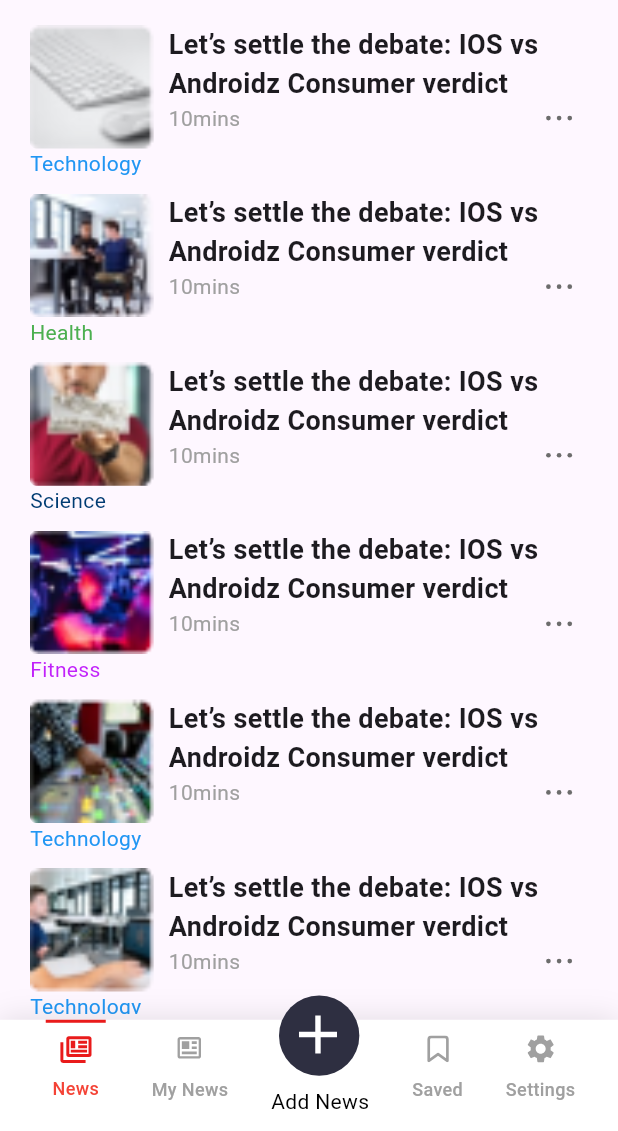
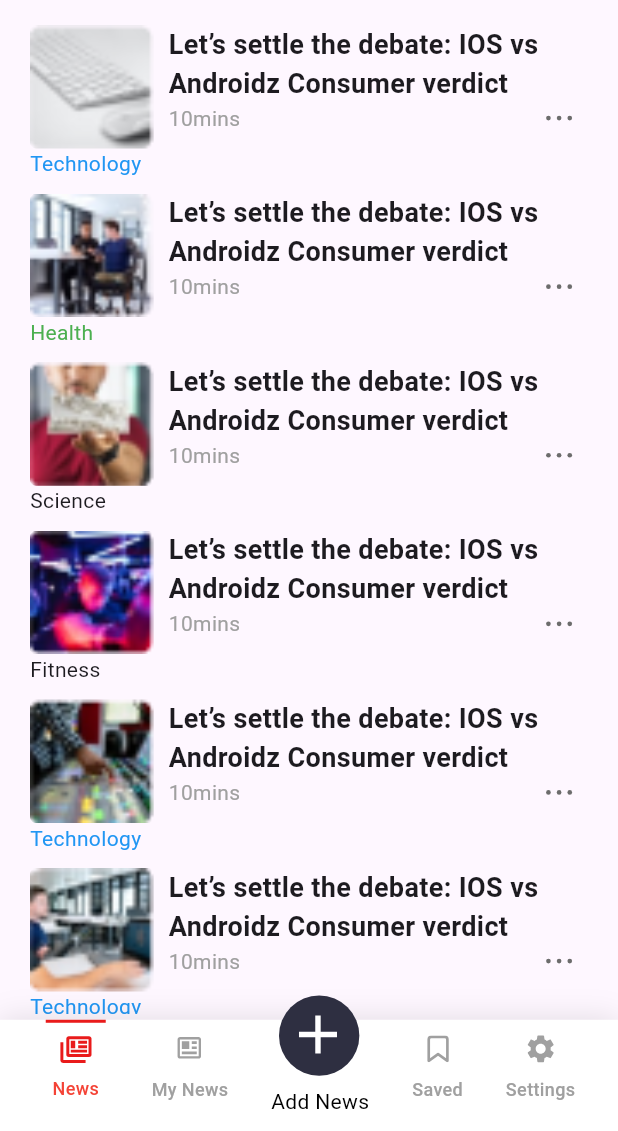
Before and after one commit to obidkhandev/AnyNews, a Flutter app: the screen it shows after launch, after a tap on an icon or button, on a phone screen of 412 x 824 dp, the part 105-1236 px from its top. Run offline on Flutter 3.47's test engine with Material 3 defaults, Android fonts, the phone set to English and light mode, and no system bars; our stand-ins replace carousel_slider, flutter_svg.

Commit message:
fixed bigs

```diff
--- a/lib/ui/news/news_page.dart
+++ b/lib/ui/news/news_page.dart
@@ -73,7 +73,7 @@ class _NewsPageState extends State<NewsPage> {
               Container(
                 padding:
                     EdgeInsets.symmetric(horizontal: width(context) * 0.05),
-                child: Text(
+                child: const Text(
                   "I’m here to quell your health concerns: staring screen doesn’t damage your eyes...",
                   style: TextStyle(
                     color: Color(0xffA0A5B5),
@@ -100,7 +100,7 @@ class _NewsPageState extends State<NewsPage> {
                     ),
                   );
                 },
-                child: Text(
+                child: const Text(
                   "View more",
                   style: TextStyle(
                     color: Colors.red,
--- a/lib/ui/news_list_view/news_list_view_page.dart
+++ b/lib/ui/news_list_view/news_list_view_page.dart
@@ -1,6 +1,7 @@
 import 'package:flutter/material.dart';
 import 'package:flutter_svg/svg.dart';
 import 'package:my_project/helper/helper_functions.dart';
+import 'package:my_project/model/category.dart';
 import 'package:my_project/widget/my_app_bar.dart';
 import 'package:my_project/widget/my_plus.dart';
 import 'package:my_project/widget/nav_bar.dart';
@@ -34,30 +35,7 @@ class NewListPage extends StatelessWidget {
                   shrinkWrap: true,
                   padding: const EdgeInsets.symmetric(horizontal: 20),
                   itemBuilder: (context, index) {
-                    List<String> myImgPath = [
-                      "assets/images/Rectangle 151.png",
-                      "assets/images/Rectangle 152.png",
-                      "assets/images/Rectangle 153.png",
-                      "assets/images/Rectangle 154.png",
-                      "assets/images/Rectangle 155.png",
-                      "assets/images/Rectangle 156.png",
-                    ];
-                    List<String> category = [
-                      "Technology",
-                      "Health",
-                      "Science",
-                      "Fitness",
-                      "Technology",
-                      "Technology",
-                    ];
-                    List<Color> categoryColor = [
-                      Colors.blue,
-                      Colors.green,
-                      Color(0xff003B72),
-                      Color(0xffC121FA),
-                      Colors.blue,
-                      Colors.blue,
-                    ];
+
                     return Row(
                       crossAxisAlignment: CrossAxisAlignment.start,
                       children: [
@@ -76,16 +54,16 @@ class NewListPage extends StatelessWidget {
                                 image: DecorationImage(
                                   fit: BoxFit.fill,
                                   image: AssetImage(
-                                    myImgPath[index],
+                                    category[index].image,
                                   ),
                                 ),
                               ),
                             ),
                             Text(
-                              category[index],
-                              style: TextStyle(color: categoryColor[index]),
+                              category[index].name,
+                              style: TextStyle(color: category[index].textColor),
                             ),
-                            SizedBox(height: 10),
+                            const SizedBox(height: 10),
                           ],
                         ),
                         Expanded(
@@ -95,7 +73,7 @@ class NewListPage extends StatelessWidget {
                               crossAxisAlignment: CrossAxisAlignment.start,
                               // mainAxisSize: MainAxisSize.min,
                               children: [
-                                Text(
+                                const Text(
                                   "Let’s settle the debate: IOS vs\nAndroidz Consumer verdict",
                                   style: TextStyle(
                                     fontSize: 18,
@@ -107,7 +85,7 @@ class NewListPage extends StatelessWidget {
                                   mainAxisAlignment:
                                       MainAxisAlignment.spaceBetween,
                                   children: [
-                                    Text(
+                                    const Text(
                                       "10mins",
                                       style:
                                           TextStyle(color: Color(0xffA0A0A0)),
```
Also changed, not shown: lib/model/category.dart (added, +56 -0 lines), lib/ui/read_more/read_more.dart (+5 -5 lines), 1 other file.
